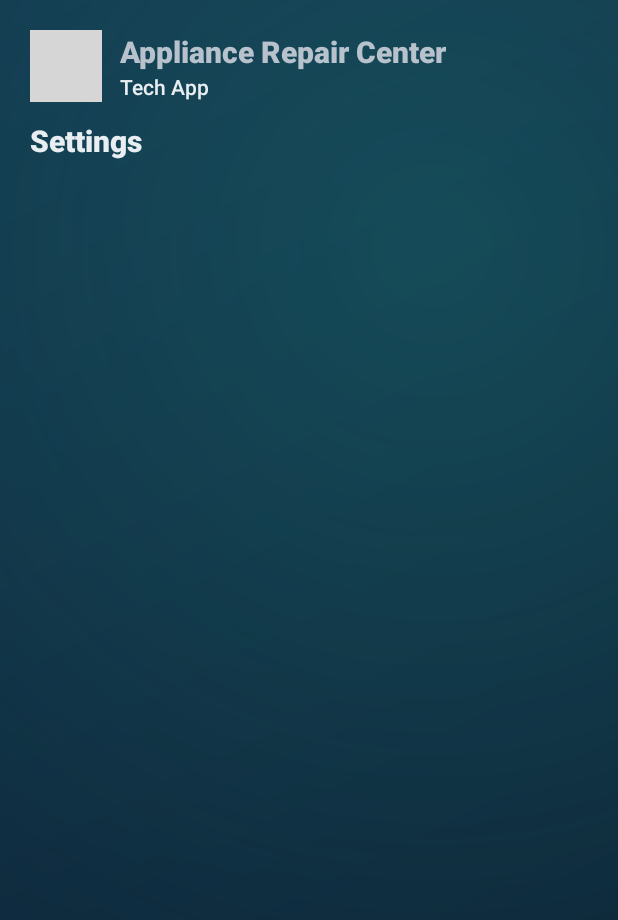
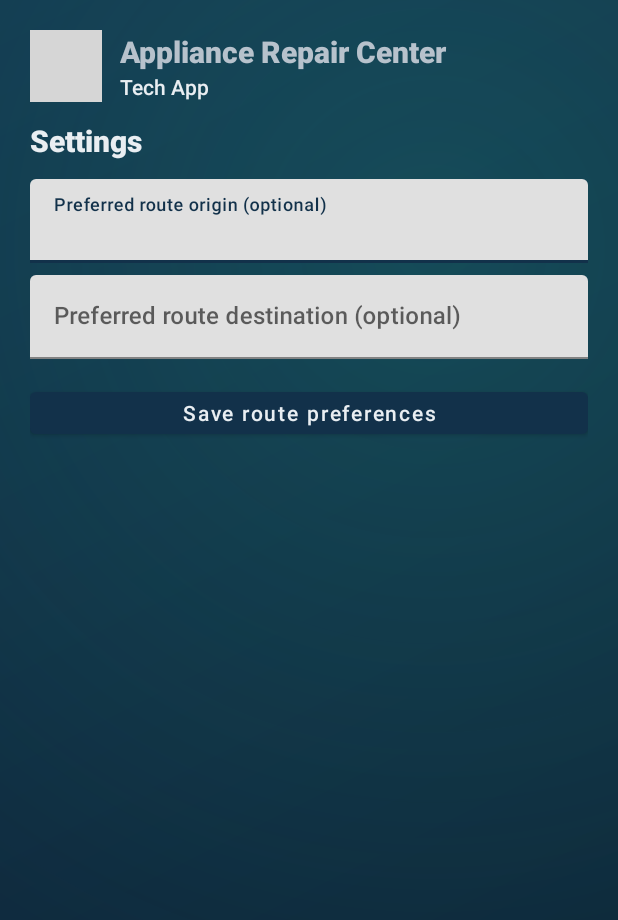
Before and after one commit to ARCofMe/field-desk, an Android app: the layout fragment_settings.xml on its own in the app's theme, with its tools: preview values and no code run, on a phone screen of 412 x 824 dp. Shown: the top 920 px of the screen. Run offline under Robolectric (Android 15) with nearby library versions, the phone set to English and light mode, and no system bars; grey boxes are pictures that could not be loaded.

Commit message:
Add route origin/destination prefs and tune routing/data display

```diff
--- a/app/build.gradle
+++ b/app/build.gradle
@@ -79,6 +79,9 @@ dependencies {
     // REQUIRED for viewModels()
     implementation "androidx.activity:activity-ktx:1.9.2"
 
+    // Location for routing origin/destination
+    implementation "com.google.android.gms:play-services-location:21.3.0"
+
     testImplementation "junit:junit:4.13.2"
     testImplementation "io.mockk:mockk:1.13.11"
     testImplementation "org.robolectric:robolectric:4.12.2"
--- a/app/src/main/res/layout/fragment_settings.xml
+++ b/app/src/main/res/layout/fragment_settings.xml
@@ -17,4 +17,37 @@
         android:textSize="20sp"
         android:textStyle="bold" />
 
+    <com.google.android.material.textfield.TextInputLayout
+        android:layout_width="match_parent"
+        android:layout_height="wrap_content"
+        android:layout_marginTop="12dp"
+        android:hint="Preferred route origin (optional)">
+
+        <com.google.android.material.textfield.TextInputEditText
+            android:id="@+id/input_route_origin"
+            android:layout_width="match_parent"
+            android:layout_height="wrap_content"
+            android:inputType="textPostalAddress" />
+    </com.google.android.material.textfield.TextInputLayout>
+
+    <com.google.android.material.textfield.TextInputLayout
+        android:layout_width="match_parent"
+        android:layout_height="wrap_content"
+        android:layout_marginTop="8dp"
+        android:hint="Preferred route destination (optional)">
+
+        <com.google.android.material.textfield.TextInputEditText
+            android:id="@+id/input_route_destination"
+            android:layout_width="match_parent"
+            android:layout_height="wrap_content"
+            android:inputType="textPostalAddress" />
+    </com.google.android.material.textfield.TextInputLayout>
+
+    <Button
+        android:id="@+id/button_save_route_prefs"
+        android:layout_width="match_parent"
+        android:layout_height="wrap_content"
+        android:layout_marginTop="12dp"
+        android:text="Save route preferences" />
+
 </LinearLayout>
```
Also changed, not shown: app/src/main/java/com/example/arcomtechapp/storage/Storage.kt (+24 -2 lines), app/src/main/java/com/example/arcomtechapp/ui/JobAdapter.kt (+20 -6 lines), app/src/main/java/com/example/arcomtechapp/ui/JobsFragment.kt (+36 -7 lines), 1 other file.
